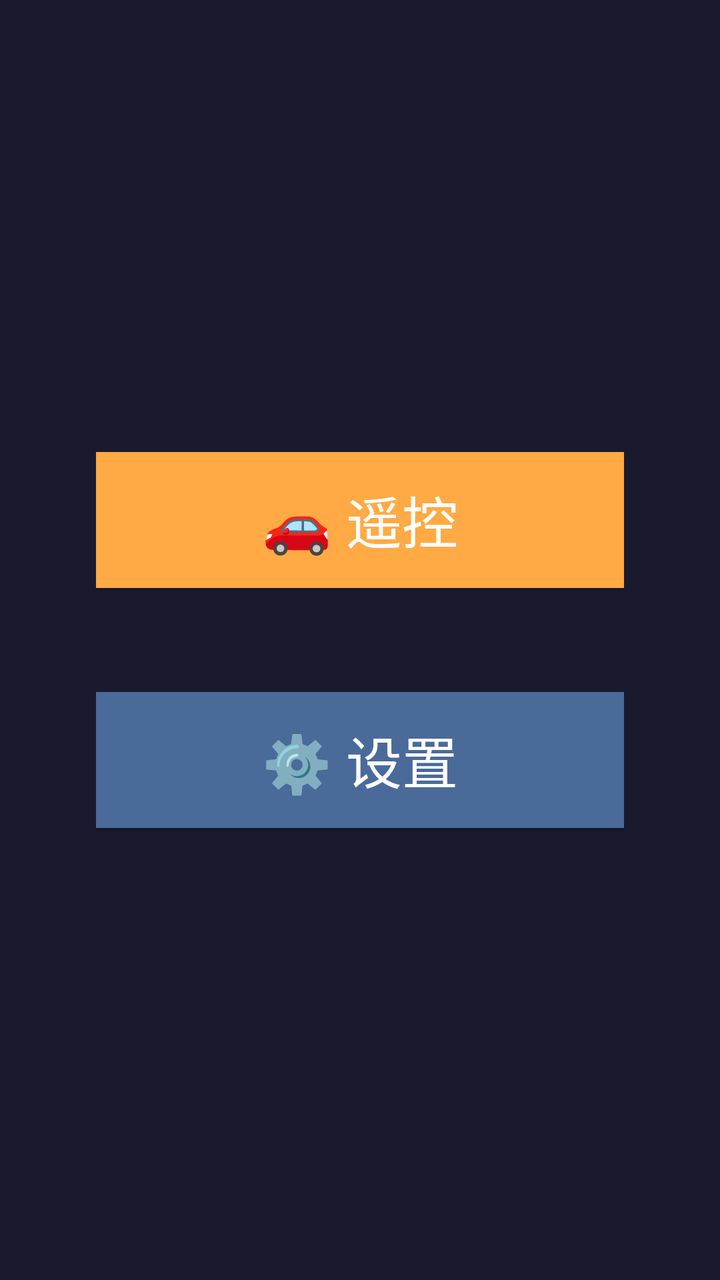
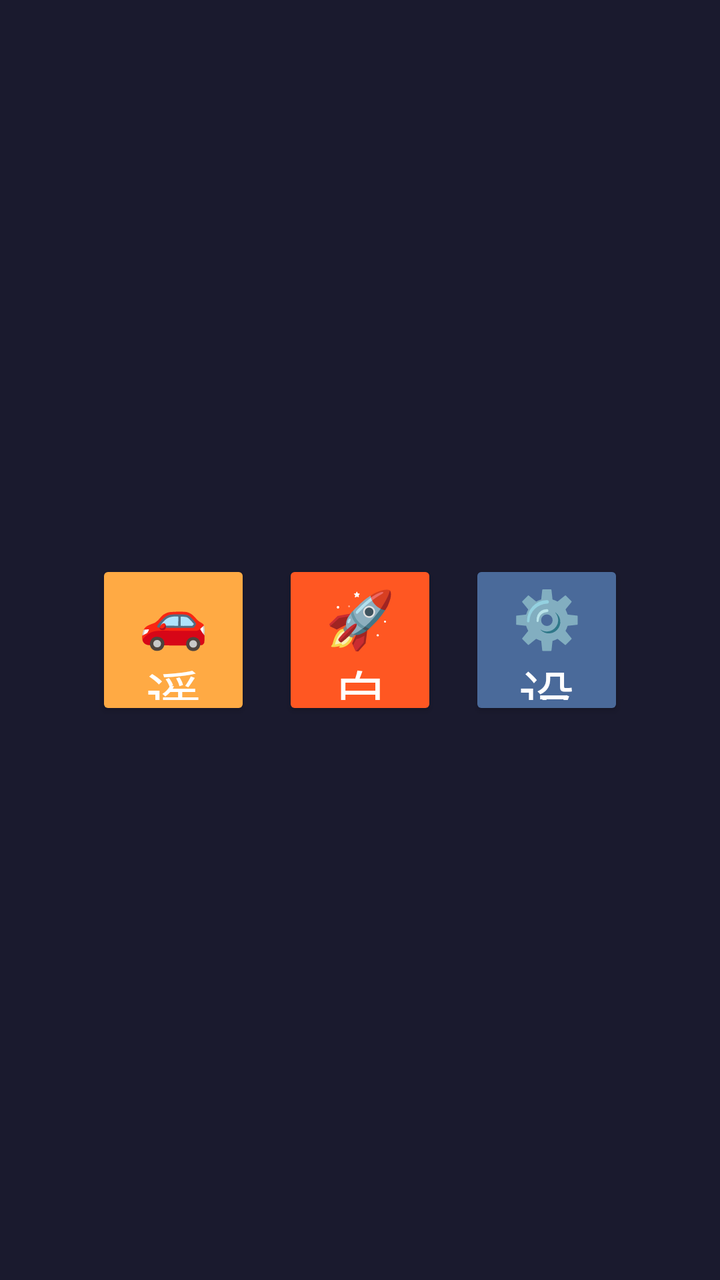

An Android layout rendered at two revisions. The XML below is the earlier revision; the diff shows what the commit changed to produce the second picture.
<!-- AndroidManifest.xml: activity theme AppTheme -->
<!-- res/layout/activity_main.xml -->
<?xml version="1.0" encoding="utf-8"?>
<LinearLayout xmlns:android="http://schemas.android.com/apk/res/android"
    android:layout_width="match_parent"
    android:layout_height="match_parent"
    android:gravity="center"
    android:orientation="vertical"
    android:background="#1A1A2E"
    android:padding="48dp">

    <Button
        android:id="@+id/btn_remote"
        android:layout_width="280dp"
        android:layout_height="80dp"
        android:text="🚗 遥控"
        android:textSize="28sp"
        android:backgroundTint="#FFAA44"
        android:textColor="#FFFFFF"
        android:fontFamily="sans-serif-medium"
        android:layout_marginBottom="40dp" />

    <Button
        android:id="@+id/btn_settings"
        android:layout_width="280dp"
        android:layout_height="80dp"
        android:text="⚙️ 设置"
        android:textSize="28sp"
        android:backgroundTint="#4A6A9A"
        android:textColor="#FFFFFF"
        android:fontFamily="sans-serif-medium" />

</LinearLayout>
<!-- resources referenced by this layout -->
<resources>
  <style name="AppTheme" parent="Theme.AppCompat.Light.NoActionBar" />
</resources>

<!-- the commit's change to res/layout/activity_main.xml (unified diff, before → after) -->
@@ -2,26 +2,42 @@
 <LinearLayout xmlns:android="http://schemas.android.com/apk/res/android"
     android:layout_width="match_parent"
     android:layout_height="match_parent"
-    android:gravity="center"
-    android:orientation="vertical"
+    android:orientation="horizontal"
+    android:gravity="center_vertical"
     android:background="#1A1A2E"
     android:padding="48dp">
 
     <Button
         android:id="@+id/btn_remote"
-        android:layout_width="280dp"
+        android:layout_width="0dp"
         android:layout_height="80dp"
+        android:layout_weight="1"
+        android:layout_marginEnd="8dp"
         android:text="🚗 遥控"
         android:textSize="28sp"
         android:backgroundTint="#FFAA44"
         android:textColor="#FFFFFF"
-        android:fontFamily="sans-serif-medium"
-        android:layout_marginBottom="40dp" />
+        android:fontFamily="sans-serif-medium" />
+
+    <Button
+        android:id="@+id/btn_auto_drive"
+        android:layout_width="0dp"
+        android:layout_height="80dp"
+        android:layout_weight="1"
+        android:layout_marginStart="8dp"
+        android:layout_marginEnd="8dp"
+        android:text="🚀 自动驾驶"
+        android:textSize="28sp"
+        android:backgroundTint="#FF5722"
+        android:textColor="#FFFFFF"
+        android:fontFamily="sans-serif-medium" />
 
     <Button
         android:id="@+id/btn_settings"
-        android:layout_width="280dp"
+        android:layout_width="0dp"
         android:layout_height="80dp"
+        android:layout_weight="1"
+        android:layout_marginStart="8dp"
         android:text="⚙️ 设置"
         android:textSize="28sp"
         android:backgroundTint="#4A6A9A"
